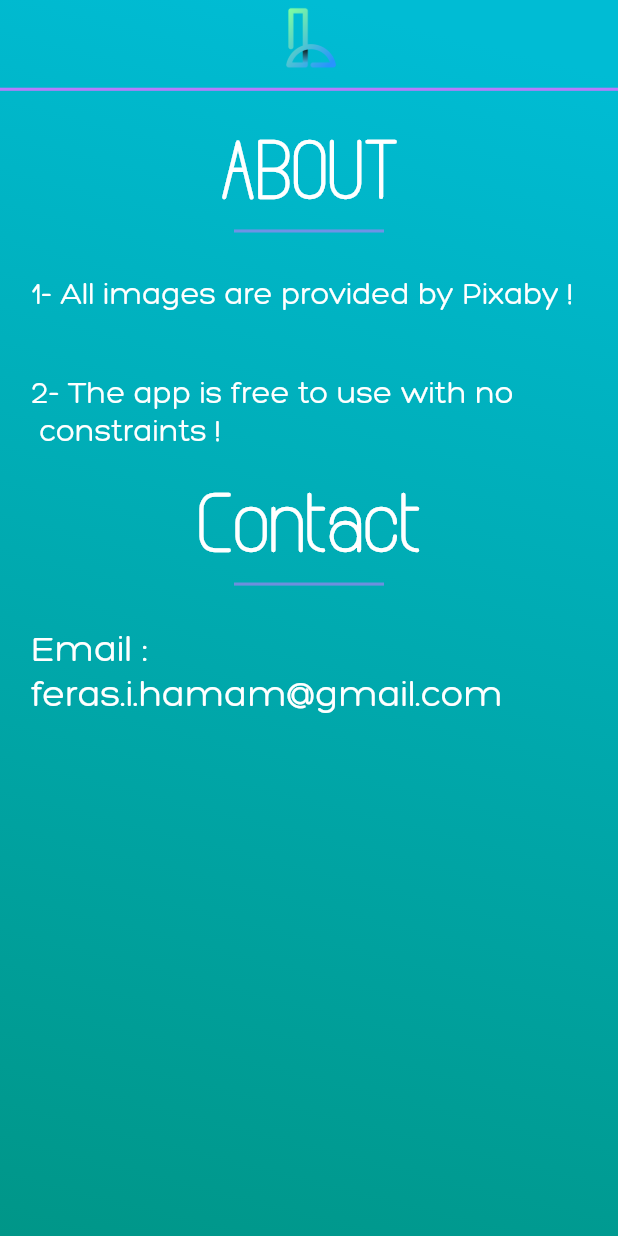
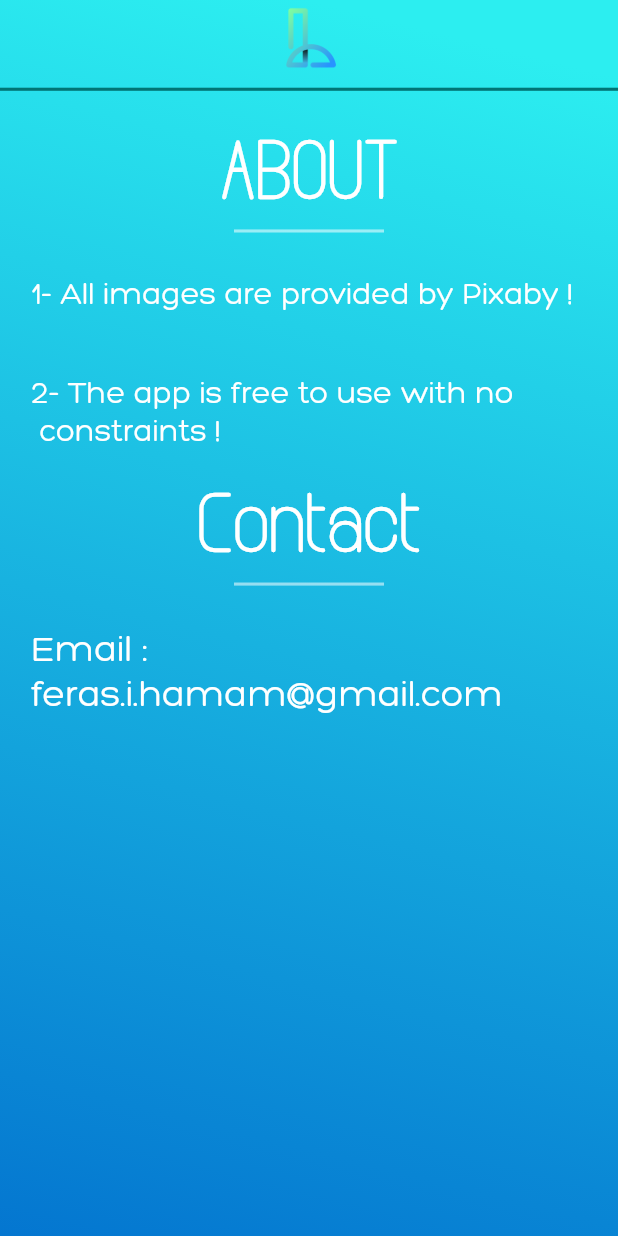
Before and after one commit to FerasHamam/LegacyWallpapers, a Flutter app: the AboutScreen screen opened by its route, on a phone screen of 412 x 824 dp. Run offline on Flutter 3.47's test engine with Material 2 defaults, Android fonts, the phone set to English and light mode, and no system bars; our stand-ins replace auto_size_text, cached_network_image, flutter_cache_manager, flutter_screenutil, image_gallery_saver, preload_page_view and 1 more; missing offline and left inert: wallpaper_manager; accounts and stored records are empty; network calls fail.

```diff
--- a/lib/screens/AboutScreen.dart
+++ b/lib/screens/AboutScreen.dart
@@ -11,10 +11,12 @@ class AboutScreen extends StatelessWidget {
         height: deviceSize.height,
         width: deviceSize.width,
         decoration: BoxDecoration(
-            gradient: LinearGradient(
-                begin: Alignment.topCenter,
-                end: Alignment.bottomLeft,
-                colors: [Colors.cyan, Colors.teal])),
+          gradient: LinearGradient(
+            begin: Alignment.topCenter,
+            end: Alignment.bottomLeft,
+            colors: [Color(0xff2CEEF0), Color(0xff0476D0)],
+          ),
+        ),
         child: Column(
           children: [
             SizedBox(
@@ -27,7 +29,7 @@ class AboutScreen extends StatelessWidget {
                 child: Image.asset('lib/assets/images/icon.jpg')),
             Divider(
               thickness: deviceSize.width * 0.005,
-              color: Color(0xffB77CFC),
+              color: Color(0xff007575),
             ),
             SizedBox(
               height: deviceSize.height * 0.02,
@@ -42,9 +44,7 @@ class AboutScreen extends StatelessWidget {
             Container(
               width: 100,
               child: Divider(
-                thickness: deviceSize.width * 0.005,
-                color: Color(0x99B77CFC),
-              ),
+                  thickness: deviceSize.width * 0.005, color: Colors.white54),
             ),
             Container(
               margin: EdgeInsets.all(deviceSize.height * 0.025),
@@ -81,7 +81,7 @@ class AboutScreen extends StatelessWidget {
               width: 100,
               child: Divider(
                 thickness: deviceSize.width * 0.005,
-                color: Color(0x99B77CFC),
+                color: Colors.white54,
               ),
             ),
             Container(
--- a/lib/screens/LoadingScreen.dart
+++ b/lib/screens/LoadingScreen.dart
@@ -56,8 +56,8 @@ class _LoadingScreenState extends State<LoadingScreen>
             opacity: _animOpacity,
             child: Container(
               margin: MediaQuery.of(context).viewInsets,
-              width: 500.w,
-              height: 500.h,
+              width: 300.w,
+              height: 300.h,
               decoration: BoxDecoration(
                 image: DecorationImage(
                   image: AssetImage('lib/assets/images/icon.jpg'),
--- a/lib/widgets/TypeWidgets/CountingWidget.dart
+++ b/lib/widgets/TypeWidgets/CountingWidget.dart
@@ -28,7 +28,7 @@ class CountingWidget extends StatelessWidget {
         child: AutoSizeText(
           '$count Wallpapers',
           maxLines: 1,
-          maxFontSize: 60,
+          maxFontSize: 65,
           textAlign: TextAlign.center,
           style: TextStyle(
             color: Colors.white,
```
Also changed, not shown: lib/screens/TypesScreen.dart (+2 -8 lines).
